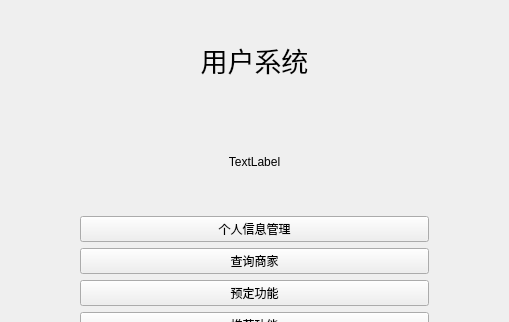
The window that user.ui (SinCSSu/Homework) describes before a commit, drawn with Qt 5; both pictures show x 106 to 615 and y 0 to 322 of the 720 by 480 pixel window.
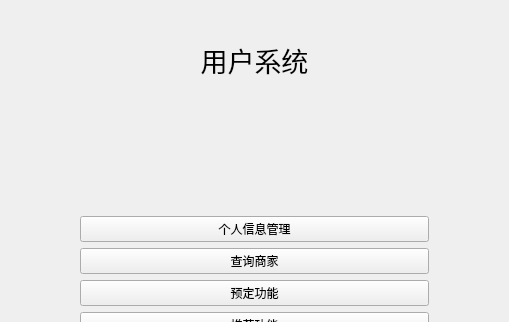
The same window after the commit.

Patch:
```diff
--- a/user.ui
+++ b/user.ui
@@ -55,7 +55,7 @@
      <item>
       <widget class="QLabel" name="userinfo">
        <property name="text">
-        <string>TextLabel</string>
+        <string/>
        </property>
        <property name="alignment">
         <set>Qt::AlignCenter</set>
```
Left out of the diff: 2 changed lines with no effect on the pictures.
